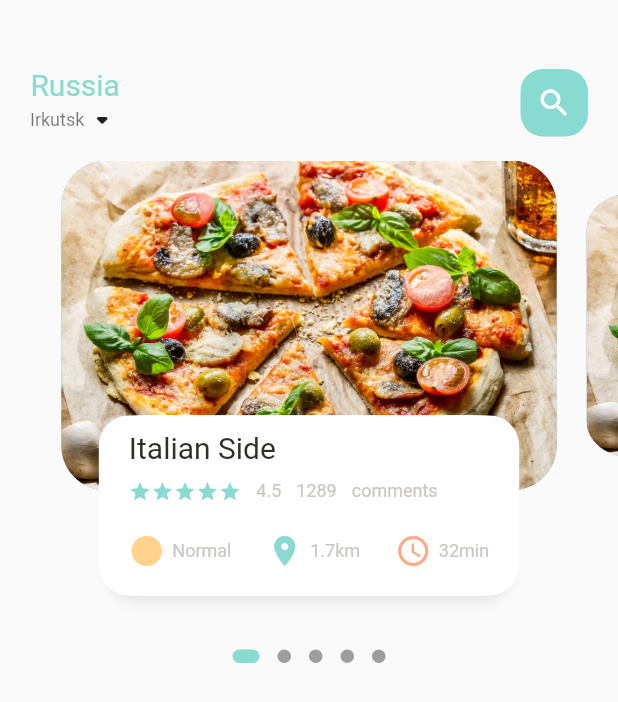
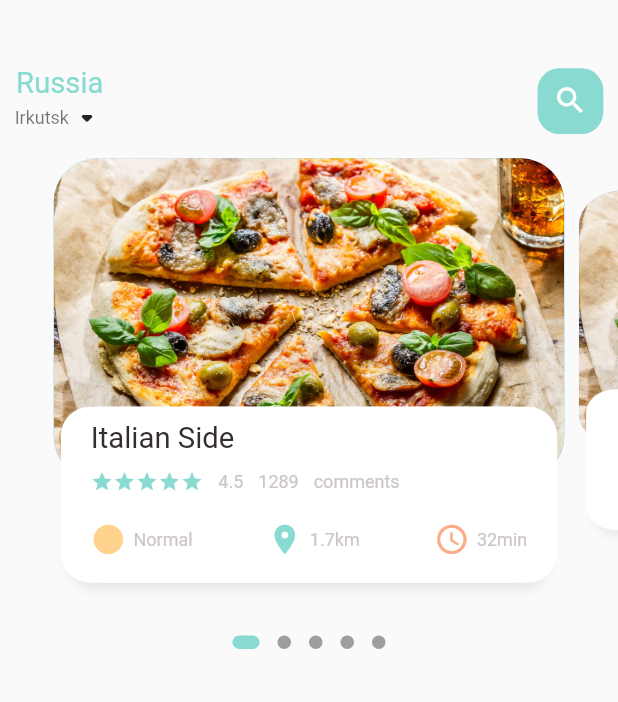
Before and after one commit to rdashk/food_delivery_app, a Flutter app: the screen it shows after launch, on a phone screen of 412 x 824 dp. Shown: the top 702 px of the screen. Run offline on Flutter 3.47's test engine with Material 2 defaults, Android fonts, the phone set to English and light mode, and no system bars; drawn by our look-alikes of dots_indicator; our stand-ins replace get.

Commit message:
Add scaling (with new package - get)

```diff
--- a/lib/home/food_page_body.dart
+++ b/lib/home/food_page_body.dart
@@ -2,6 +2,7 @@ import 'package:dots_indicator/dots_indicator.dart';
 import 'package:flutter/cupertino.dart';
 import 'package:flutter/material.dart';
 import 'package:food_delivery_app/utils/colors.dart';
+import 'package:food_delivery_app/utils/dimensions.dart';
 import 'package:food_delivery_app/widgets/icon_and_text_widget.dart';
 import 'package:food_delivery_app/widgets/small_text.dart';
 
@@ -18,7 +19,7 @@ class _FoodPageBodyState extends State<FoodPageBody> {
   PageController pageController = PageController(viewportFraction: 0.85);
   var _currPageValue = 0.0;
   double _scaleFactor = 0.8;
-  double _height = 220;
+  double _height = Dimensions.pageViewContainer;
 
   @override
   void initState() {
@@ -41,7 +42,7 @@ class _FoodPageBodyState extends State<FoodPageBody> {
       children: [
         Container(
           //color: Colors.red,
-        height: 320,
+          height: Dimensions.pageView,
           child: PageView.builder(
               controller: pageController,
               itemCount: 5,
@@ -56,11 +57,11 @@ class _FoodPageBodyState extends State<FoodPageBody> {
             activeColor: AppColors.mainColor,
             size: const Size.square(9.0),
             activeSize: const Size(18.0, 9.0),
-          activeShape: RoundedRectangleBorder(borderRadius: BorderRadius.circular(5.0)),
+            activeShape: RoundedRectangleBorder(
+                borderRadius: BorderRadius.circular(5.0)),
           ),
         )
-    ]
-    ,
+      ],
     );
   }
 
@@ -71,38 +72,34 @@ class _FoodPageBodyState extends State<FoodPageBody> {
       var currTrans = _height * (1 - currScale) / 2;
       matrix = Matrix4.diagonal3Values(1, currScale, 1)
         ..setTranslationRaw(0, currTrans, 0);
-    }
-    else if (index == _currPageValue.floor() + 1) {
-      var currScale = _scaleFactor +
-          (_currPageValue - index + 1) * (1 - _scaleFactor);
+    } else if (index == _currPageValue.floor() + 1) {
+      var currScale =
+          _scaleFactor + (_currPageValue - index + 1) * (1 - _scaleFactor);
       var currTrans = _height * (1 - currScale) / 2;
       matrix = Matrix4.diagonal3Values(1, currScale, 1);
       matrix = Matrix4.diagonal3Values(1, currScale, 1)
         ..setTranslationRaw(0, currTrans, 0);
-    }
-    else if (index == _currPageValue.floor() - 1) {
+    } else if (index == _currPageValue.floor() - 1) {
       var currScale = 1 - (_currPageValue - index) * (1 - _scaleFactor);
       var currTrans = _height * (1 - currScale) / 2;
       matrix = Matrix4.diagonal3Values(1, currScale, 1);
       matrix = Matrix4.diagonal3Values(1, currScale, 1)
         ..setTranslationRaw(0, currTrans, 0);
-    }
-    else {
+    } else {
       var currScale = 0.8;
       var currTrans = _height * (1 - _scaleFactor) / 2;
       matrix = Matrix4.diagonal3Values(1, currScale, 1)
         ..setTranslationRaw(0, currTrans, 1);
     }
-
     return Transform(
       transform: matrix,
       child: Stack(
         children: [
           Container(
-            height: 220,
-            margin: const EdgeInsets.only(left: 10, right: 10),
+            height: Dimensions.pageViewContainer,
+            margin: EdgeInsets.only(left: Dimensions.width10, right: Dimensions.width10),
             decoration: BoxDecoration(
-                borderRadius: BorderRadius.circular(30),
+                borderRadius: BorderRadius.circular(Dimensions.radius30),
                 color: index.isEven ? Color(0xFF69c5df) : Color(0xFF9294cc),
                 image: DecorationImage(
                     fit: BoxFit.cover, image: AssetImage("images/food0.jpg"))),
@@ -110,10 +107,10 @@ class _FoodPageBodyState extends State<FoodPageBody> {
           Align(
             alignment: Alignment.bottomCenter,
             child: Container(
-              height: 120,
-              margin: const EdgeInsets.only(left: 40, right: 40, bottom: 30),
+              height: Dimensions.pageViewTextContainer,
+              margin: EdgeInsets.only(left: Dimensions.width30, right: Dimensions.width30, bottom: Dimensions.height30),
               decoration: BoxDecoration(
-                  borderRadius: BorderRadius.circular(20),
+                  borderRadius: BorderRadius.circular(Dimensions.radius20),
                   color: Colors.white,
                   boxShadow: [
                     BoxShadow(
@@ -129,24 +126,22 @@ class _FoodPageBodyState extends State<FoodPageBody> {
                       color: Colors.white,
                       offset: Offset(5, 0),
                     )
-                  ]
-              ),
+                  ]),
               child: Container(
-                padding: EdgeInsets.only(top: 10, left: 15, right: 15),
+                padding: EdgeInsets.only(top: Dimensions.height10, left: 15, right: 15),
                 child: Column(
                   crossAxisAlignment: CrossAxisAlignment.start,
                   children: [
                     BigText(text: "Italian Side"),
                     SizedBox(
-                      height: 10,
+                      height: Dimensions.height10,
                     ),
                     Row(
                       children: [
                         Wrap(
                           children: List.generate(
                               5,
-                                  (index) =>
-                                  Icon(
+                              (index) => Icon(
                                     Icons.star,
                                     color: AppColors.mainColor,
                                     size: 15,
@@ -167,7 +162,7 @@ class _FoodPageBodyState extends State<FoodPageBody> {
                       ],
                     ),
                     SizedBox(
-                      height: 20,
+                      height: Dimensions.height20,
                     ),
                     Row(
                       mainAxisAlignment: MainAxisAlignment.spaceBetween,
@@ -175,18 +170,15 @@ class _FoodPageBodyState extends State<FoodPageBody> {
                         IconAndTextWidget(
                             icon: Icons.circle_sharp,
                             text: "Normal",
-                            iconColor: AppColors.iconColor1
-                        ),
+                            iconColor: AppColors.iconColor1),
                         IconAndTextWidget(
                             icon: Icons.location_on,
                             text: "1.7km",
-                            iconColor: AppColors.mainColor
-                        ),
+                            iconColor: AppColors.mainColor),
                         IconAndTextWidget(
                             icon: Icons.access_time_rounded,
                             text: "32min",
-                            iconColor: AppColors.iconColor2
-                        )
+                            iconColor: AppColors.iconColor2)
                       ],
                     )
                   ],
--- a/lib/home/main_food_page.dart
+++ b/lib/home/main_food_page.dart
@@ -1,5 +1,6 @@
 import 'package:flutter/material.dart';
 import 'package:food_delivery_app/home/food_page_body.dart';
+import 'package:food_delivery_app/utils/dimensions.dart';
 import 'package:food_delivery_app/widgets/big_text.dart';
 import 'package:food_delivery_app/widgets/small_text.dart';
 
@@ -21,8 +22,8 @@ class _MainFoodPageState extends State<MainFoodPage> {
           // showing the header
           Container(
             child: Container(
-              margin: const EdgeInsets.only(top: 45, bottom: 15),
-              padding: const EdgeInsets.only(left: 20, right: 20),
+              margin: EdgeInsets.only(top: Dimensions.height45, bottom: Dimensions.height15),
+              padding: EdgeInsets.only(left: Dimensions.width20, right: Dimensions.width20),
               child: Row(
                 mainAxisAlignment: MainAxisAlignment.spaceBetween,
                 children: [
@@ -42,14 +43,15 @@ class _MainFoodPageState extends State<MainFoodPage> {
                   ),
                   Center(
                     child: Container(
-                      width: 45,
-                      height: 45,
-                      child: const Icon(
+                      width: Dimensions.height45,
+                      height: Dimensions.height45,
+                      child: Icon(
                         Icons.search,
                         color: Colors.white,
+                        size: Dimensions.iconSize24,
                       ),
                       decoration: BoxDecoration(
-                        borderRadius: BorderRadius.circular(15),
+                        borderRadius: BorderRadius.circular(Dimensions.radius15),
                         color: AppColors.mainColor,
                       ),
                     ),
--- a/lib/main.dart
+++ b/lib/main.dart
@@ -1,5 +1,6 @@
 import 'package:flutter/material.dart';
 import 'package:food_delivery_app/home/main_food_page.dart';
+import 'package:get/get.dart';
 
 void main() {
   runApp(const MyApp());
@@ -11,7 +12,7 @@ class MyApp extends StatelessWidget {
   // This widget is the root of your application.
   @override
   Widget build(BuildContext context) {
-    return MaterialApp(
+    return GetMaterialApp(
       debugShowCheckedModeBanner: false,
       title: 'Flutter Demo',
       theme: ThemeData(
--- a/lib/utils/dimensions.dart
+++ b/lib/utils/dimensions.dart
@@ -0,0 +1,29 @@
+import 'package:get/get.dart';
+
+class Dimensions {
+  static double screenHeight = Get.context!.height;
+  static double screenWidth = Get.context!.width;
+
+  static double pageView = screenHeight/2.64;
+  static double pageViewContainer = screenHeight/3.84;
+  static double pageViewTextContainer = screenHeight/7.03;
+
+  static double height10 = screenHeight/84.4;
+  static double height20 = screenHeight/42.2;
+  static double height15 = screenHeight/56.27;
+  static double height30 = screenHeight/28.13;
+  static double height45 = screenHeight/18.76;
+
+  static double width10 = screenWidth/84.4;
+  static double width20 = screenWidth/42.2;
+  static double width15 = screenWidth/56.27;
+  static double width30 = screenWidth/28.13;
+
+  static double font20 = screenHeight/42.2;
+
+  static double radius15 = screenHeight/56.27;
+  static double radius20 = screenHeight/42.2;
+  static double radius30 = screenHeight/28.13;
+
+  static double iconSize24 = screenHeight/35.17;
+}
--- a/lib/widgets/big_text.dart
+++ b/lib/widgets/big_text.dart
@@ -1,4 +1,5 @@
 import 'package:flutter/cupertino.dart';
+import 'package:food_delivery_app/utils/dimensions.dart';
 
 class BigText extends StatelessWidget {
   Color? color;
@@ -8,7 +9,7 @@ class BigText extends StatelessWidget {
   BigText({Key? key,
     this.color = const Color(0xFF332d2b),
     required this.text,
-    this.size = 20,
+    this.size = 0,
     this.overflow = TextOverflow.ellipsis
   }) : super(key: key);
 
@@ -22,7 +23,7 @@ class BigText extends StatelessWidget {
           color: color,
           fontWeight: FontWeight.w400,
           //fontFamily: 'Roboto',
-          fontSize: size,
+          fontSize: size==0?Dimensions.font20:size,
       ),
     );
   }
--- a/lib/widgets/icon_and_text_widget.dart
+++ b/lib/widgets/icon_and_text_widget.dart
@@ -1,4 +1,5 @@
 import 'package:flutter/cupertino.dart';
+import 'package:food_delivery_app/utils/dimensions.dart';
 import 'package:food_delivery_app/widgets/small_text.dart';
 
 class IconAndTextWidget extends StatelessWidget {
@@ -14,7 +15,7 @@ class IconAndTextWidget extends StatelessWidget {
   Widget build(BuildContext context) {
     return Row(
       children: [
-        Icon(icon, color: iconColor,),
+        Icon(icon, color: iconColor, size: Dimensions.iconSize24,),
         SizedBox(width: 5,), // пробел
         SmallText(text: text,)
       ],
--- a/pubspec.yaml
+++ b/pubspec.yaml
@@ -29,6 +29,7 @@ environment:
 dependencies:
   flutter:
     sdk: flutter
+  get:
   dots_indicator: ^2.1.0
 
 
```
Also changed, not shown: pubspec.lock. Lines whose indentation alone changed are shown as unchanged.
